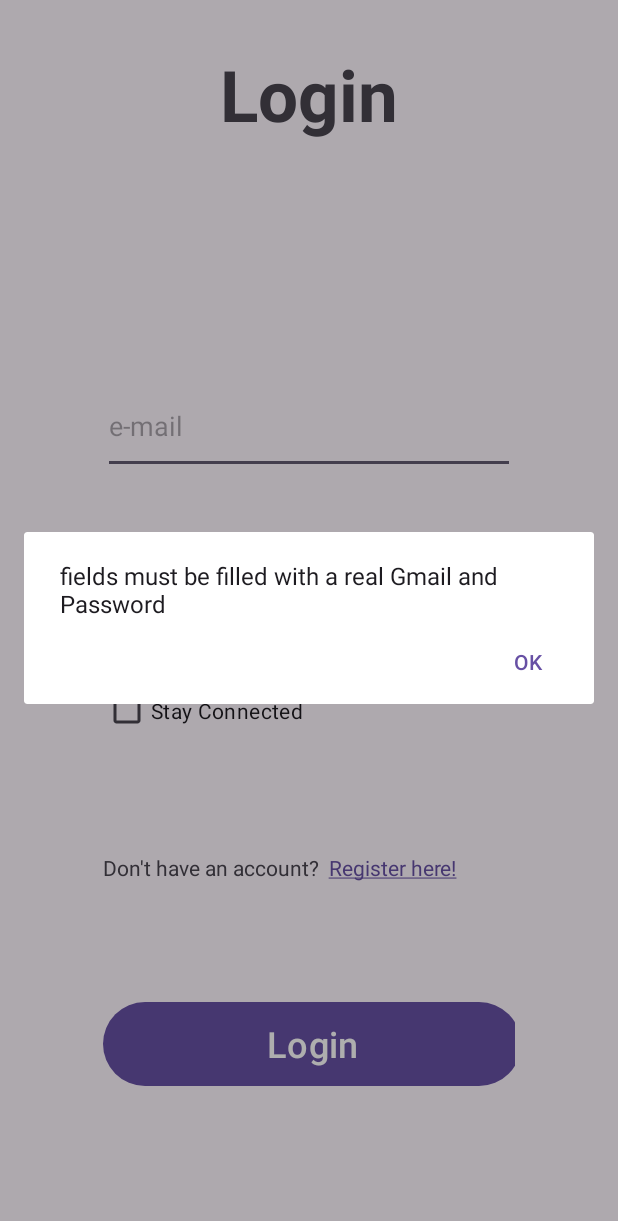
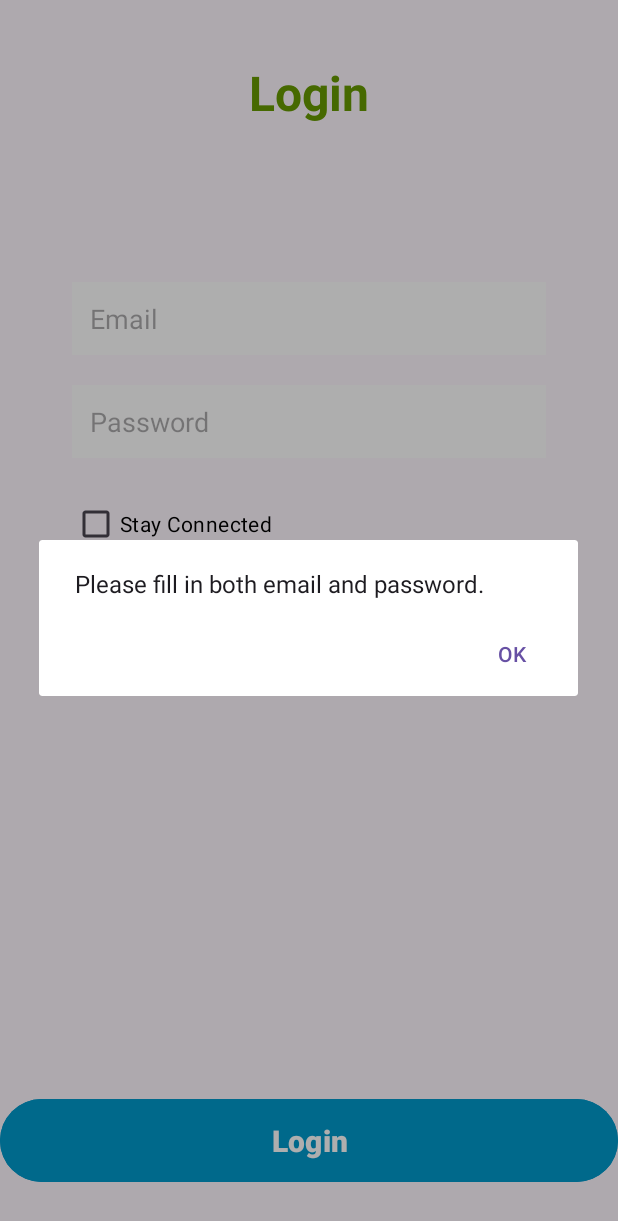
Before and after one commit to za6200/CourtMaster, an Android app: the screen it shows after launch (Registration), after a tap on "Login", on a phone screen of 412 x 824 dp. Shown: the top 1221 px of the screen. Run offline under Robolectric (Android 15) with nearby library versions, the phone set to English and light mode, and no system bars; our stand-ins replace Firebase (no records; nobody signed in at launch, a user with empty details on screens opened directly).

Commit message:
changed login and register format

```diff
--- a/app/src/main/java/com/example/courtmaster/Registration.java
+++ b/app/src/main/java/com/example/courtmaster/Registration.java
@@ -1,23 +1,15 @@
 package com.example.courtmaster;
 
-import static com.example.courtmaster.FBRef.*;
-
 import androidx.annotation.NonNull;
-import androidx.annotation.Nullable;
 import androidx.appcompat.app.AlertDialog;
 import androidx.appcompat.app.AppCompatActivity;
 
-import android.app.Activity;
 import android.app.ProgressDialog;
-import android.content.DialogInterface;
 import android.content.Intent;
 import android.content.SharedPreferences;
 import android.os.Bundle;
-import android.text.SpannableString;
-import android.text.Spanned;
-import android.text.method.LinkMovementMethod;
-import android.text.style.ClickableSpan;
 import android.util.Log;
+import android.util.Patterns;
 import android.view.View;
 import android.widget.Button;
 import android.widget.CheckBox;
@@ -25,64 +17,66 @@ import android.widget.EditText;
 import android.widget.TextView;
 import android.widget.Toast;
 
-import com.google.android.gms.tasks.OnCompleteListener;
-import com.google.android.gms.tasks.Task;
-import com.google.firebase.auth.AuthResult;
 import com.google.firebase.auth.FirebaseAuth;
 import com.google.firebase.auth.FirebaseAuthUserCollisionException;
 import com.google.firebase.auth.FirebaseUser;
-import com.google.firebase.database.DataSnapshot;
 import com.google.firebase.database.DatabaseReference;
-
 import com.google.firebase.database.FirebaseDatabase;
 
 import java.util.ArrayList;
-import java.util.List;
 
 public class Registration extends AppCompatActivity {
 
-    private TextView tVtitle, tVregister;
+    private static final String TAG = "Registration";
+
+    // Firebase References
+    private DatabaseReference refDatabase;
+    private FirebaseAuth refAuth;
+
+    // UI Elements
+    private TextView tVtitle;
     private EditText eTname, eTemail, eTpass;
     private CheckBox cBstayconnect;
-    private Button btn;
+    private Button btn, btnSwitchToRegister;
 
+    // Logic Fields
     private String name, email, password, uid;
+    private Boolean stayConnect, isLoginMode;
+    private SharedPreferences settings;
+
     private User userdb;
-    private Boolean stayConnect, registered;
-    private SharedPreferences settings;
-    private final int REQUEST_CODE = 100;
-    Intent si;
 
     @Override
     protected void onCreate(Bundle savedInstanceState) {
         super.onCreate(savedInstanceState);
         setContentView(R.layout.activity_registration);
-        si = new Intent(Registration.this, MainScreen.class);
 
+        // Initialize Firebase references
+        refAuth = FirebaseAuth.getInstance();
+        refDatabase = FirebaseDatabase.getInstance().getReference();
+
+        initViews();
         settings = getSharedPreferences("stayConnect", MODE_PRIVATE);
-        initViews();
+
+        // Default states
         stayConnect = false;
-        registered = true;
-        regoption();
-    }
+        isLoginMode = true;
 
-    private void initViews() {
-        tVtitle = findViewById(R.id.tVtitle);
-        eTname = findViewById(R.id.eTname);
-        eTemail = findViewById(R.id.eTemail);
-        eTpass = findViewById(R.id.eTpass);
-        cBstayconnect = findViewById(R.id.cBstayconnect);
-        tVregister = findViewById(R.id.tVregister);
-        btn = findViewById(R.id.login);
+        // Show login UI by default
+        toggleMode(true);
+
+        // Set click listener to toggle between Login and Register
+        btnSwitchToRegister.setOnClickListener(this::switchToRegister);
     }
 
     @Override
     protected void onStart() {
         super.onStart();
-        Boolean isChecked = settings.getBoolean("stayConnect", false);
+        boolean isChecked = settings.getBoolean("stayConnect", false);
         if (refAuth.getCurrentUser() != null && isChecked) {
             FBRef.getUser(refAuth.getCurrentUser());
             stayConnect = true;
+            Intent si = new Intent(Registration.this, MainScreen.class);
             si.putExtra("isNewUser", false);
             startActivity(si);
         }
@@ -94,125 +88,143 @@ public class Registration extends AppCompatActivity {
         if (stayConnect) finish();
     }
 
-    private void regoption() {
-        SpannableString ss = new SpannableString("Don't have an account?  Register here!");
-        ClickableSpan span = new ClickableSpan() {
-            @Override
-            public void onClick(View textView) {
-                tVtitle.setText("Register");
-                eTname.setVisibility(View.VISIBLE);
-                btn.setText("Register");
-                registered = false;
-                logoption();
-            }
-        };
-        ss.setSpan(span, 24, 38, Spanned.SPAN_EXCLUSIVE_EXCLUSIVE);
-        tVregister.setText(ss);
-        tVregister.setMovementMethod(LinkMovementMethod.getInstance());
+    private void initViews() {
+        tVtitle = findViewById(R.id.tVtitle);
+        eTname = findViewById(R.id.eTname);
+        eTemail = findViewById(R.id.eTemail);
+        eTpass = findViewById(R.id.eTpass);
+        cBstayconnect = findViewById(R.id.cBstayconnect);
+        btn = findViewById(R.id.login);
+        btnSwitchToRegister = findViewById(R.id.RegisterBtn);
     }
 
-    private void logoption() {
-        SpannableString ss = new SpannableString("Already have an account?  Login here!");
-        ClickableSpan span = new ClickableSpan() {
-            @Override
-            public void onClick(View textView) {
-                tVtitle.setText("Login");
-                eTname.setVisibility(View.INVISIBLE);
-                btn.setText("Login");
-                registered = true;
-                regoption();
-            }
-        };
-        ss.setSpan(span, 26, 37, Spanned.SPAN_EXCLUSIVE_EXCLUSIVE);
-        tVregister.setText(ss);
-        tVregister.setMovementMethod(LinkMovementMethod.getInstance());
+    private void toggleMode(boolean isLogin) {
+        isLoginMode = isLogin;
+        tVtitle.setText(isLogin ? "Login" : "Register");
+        eTname.setVisibility(isLogin ? View.INVISIBLE : View.VISIBLE);
+        btn.setText(isLogin ? "Login" : "Register");
+        btnSwitchToRegister.setText(isLogin ? "Switch to Register" : "Switch to Login");
     }
 
-    public void logorreg(View view) {
-        if (registered) {
+    public void onLoginOrRegisterClick(View view) {
+        if (isLoginMode) {
+            loginUser();
+        } else {
+            registerUser();
+        }
+    }
+
+    private void loginUser() {
         email = eTemail.getText().toString();
         password = eTpass.getText().toString();
 
-            if(email.equals("") || password.equals(""))
-            {
-                showAlertDialog("fields must be filled with a real Gmail and Password");
+        if (email.isEmpty() || password.isEmpty()) {
+            showAlertDialog("Please fill in both email and password.");
+            return;
+        }
+        if (!android.util.Patterns.EMAIL_ADDRESS.matcher(email).matches()) {
+            showAlertDialog("Invalid email format.");
             return;
         }
 
         final ProgressDialog pd = ProgressDialog.show(this, "Login", "Connecting...", true);
         refAuth.signInWithEmailAndPassword(email, password)
-                    .addOnCompleteListener(this, new OnCompleteListener<AuthResult>() {
-                        @Override
-                        public void onComplete(@NonNull Task<AuthResult> task) {
+                .addOnCompleteListener(this, task -> {
                     pd.dismiss();
                     if (task.isSuccessful()) {
                         FBRef.getUser(refAuth.getCurrentUser());
-                                Log.d("MainActivity", "signinUserWithEmail:success");
-                                Toast.makeText(Registration.this, "Login Success", Toast.LENGTH_SHORT).show();
+                        Log.d(TAG, "signInWithEmail: success");
+                        Toast.makeText(Registration.this, "Login Success!", Toast.LENGTH_SHORT).show();
+
                         SharedPreferences.Editor editor = settings.edit();
                         editor.putBoolean("stayConnect", cBstayconnect.isChecked());
                         editor.apply();
-                                Intent MainScreen = new Intent(Registration.this, MainScreen.class);
-                                startActivity(MainScreen);
+
+                        Intent mainScreenIntent = new Intent(Registration.this, MainScreen.class);
+                        startActivity(mainScreenIntent);
                     } else {
-                                Log.d("MainActivity", "signinUserWithEmail:fail");
-                                showAlertDialog("e-mail or password are wrong!");
-                            }
+                        Log.d(TAG, "signInWithEmail: failure", task.getException());
+                        showAlertDialog("E-mail or password are incorrect.");
                     }
                 });
-        } else {
+    }
+
+    private void registerUser() {
         name = eTname.getText().toString();
         email = eTemail.getText().toString();
         password = eTpass.getText().toString();
-            if(name.equals(""))
-            {
-                showAlertDialog("Name must be filled");
+
+        if (name.isEmpty()) {
+            showAlertDialog("Name must be filled.");
+            return;
+        }
+        if (email.isEmpty() || password.isEmpty()) {
+            showAlertDialog("Please fill in both email and password.");
+            return;
+        }
+        if (!Patterns.EMAIL_ADDRESS.matcher(email).matches()) {
+            showAlertDialog("Invalid email format.");
+            return;
+        }
+        if (password.length() < 6) {
+            showAlertDialog("Password must be at least 6 characters long.");
             return;
         }
 
         final ProgressDialog pd = ProgressDialog.show(this, "Register", "Registering...", true);
         refAuth.createUserWithEmailAndPassword(email, password)
-                    .addOnCompleteListener(this, new OnCompleteListener<AuthResult>() {
-                        @Override
-                        public void onComplete(@NonNull Task<AuthResult> task) {
+                .addOnCompleteListener(this, task -> {
                     pd.dismiss();
                     if (task.isSuccessful()) {
                         FirebaseUser user = refAuth.getCurrentUser();
-                                FBRef.getUser(user);
+                        if (user != null) {
                             uid = user.getUid();
-                                List<Training_Program> userPrograms = new ArrayList<>();
-                                userdb = new User(uid, name, userPrograms);
-                                Toast.makeText(Registration.this, "Successful registration", Toast.LENGTH_SHORT).show();
-                                Intent MainScreen = new Intent(Registration.this, MainScreen.class);
-                                startActivity(MainScreen);
+                            userdb = new User(uid, name, new ArrayList<>());
+
+                            refDatabase.child("Users").child(uid).setValue(userdb)
+                                    .addOnCompleteListener(saveTask -> {
+                                        if (saveTask.isSuccessful()) {
+                                            Toast.makeText(Registration.this, "Registration successful!", Toast.LENGTH_SHORT).show();
+                                            Log.d(TAG, "createUserWithEmail: success");
+
+                                            SharedPreferences.Editor editor = settings.edit();
+                                            editor.putBoolean("stayConnect", cBstayconnect.isChecked());
+                                            editor.apply();
+
+                                            startActivity(new Intent(Registration.this, MainScreen.class));
                                         } else {
-                                if (task.getException() instanceof FirebaseAuthUserCollisionException)
-                                    Toast.makeText(Registration.this, "User with e-mail already exist!", Toast.LENGTH_SHORT).show();
-                                else {
-                                    Log.w("MainActivity", "createUserWithEmail:failure", task.getException());
-                                    showAlertDialog("User create failed.");
-                                }
-                            }
+
+                                            showAlertDialog("failed to add user");
                                         }
                                     });
                         }
+                    } else {
+                        showAlertDialog("User with this e-mail already exists!");
                     }
+                });
 
-    @Override
-    protected void onActivityResult(int requestCode, int resultCode, @Nullable Intent data) {
-        super.onActivityResult(requestCode, resultCode, data);
-        // Removed activeYear logic from onActivityResult
     }
 
     private void showAlertDialog(String message) {
         AlertDialog.Builder builder = new AlertDialog.Builder(this);
         builder.setMessage(message)
                 .setCancelable(false)
-                .setPositiveButton("OK", new DialogInterface.OnClickListener() {
-                    public void onClick(DialogInterface dialog, int id) {
+                .setPositiveButton("OK", (dialog, id) -> {})
+                .show();
     }
-                });
-        AlertDialog alert = builder.create();
-        alert.show();
+
+    public void switchToRegister(View view) {
+        toggleMode(!isLoginMode); // Dynamically toggle between Login and Register
+    }
+
+    public void LoginOrRegister(View view) {
+        if(btn.getText().toString().equals("Login"))
+        {
+            loginUser();
+        }
+        else
+        {
+            registerUser();
         }
     }
+}
--- a/app/src/main/res/layout/activity_registration.xml
+++ b/app/src/main/res/layout/activity_registration.xml
@@ -1,146 +1,115 @@
 <?xml version="1.0" encoding="utf-8"?>
-<LinearLayout xmlns:android="http://schemas.android.com/apk/res/android"
+<androidx.constraintlayout.widget.ConstraintLayout
+    xmlns:android="http://schemas.android.com/apk/res/android"
     xmlns:app="http://schemas.android.com/apk/res-auto"
     xmlns:tools="http://schemas.android.com/tools"
+    android:id="@+id/rootLayout"
     android:layout_width="match_parent"
     android:layout_height="match_parent"
-    tools:context=".Activities.LoginActivity">
-
-    <Space
-        android:layout_width="0dp"
-        android:layout_height="match_parent"
-        android:layout_weight="1" />
-
-    <LinearLayout
-        android:layout_width="0dp"
-        android:layout_height="match_parent"
-        android:layout_weight="4"
-        android:orientation="vertical">
-
-        <Space
-            android:layout_width="match_parent"
-            android:layout_height="0dp"
-            android:layout_weight="0.5" />
+    tools:context=".Registration">
 
     <TextView
-            android:layout_width="match_parent"
-            android:layout_height="0dp"
-            android:layout_weight="1"
+        android:id="@+id/tVtitle"
+        android:layout_width="wrap_content"
+        android:layout_height="wrap_content"
+        android:text="Login"
+        android:textSize="32sp"
+        android:textStyle="bold"
+        android:textColor="@android:color/holo_green_dark"
         android:gravity="center"
-            android:id="@+id/tVtitle"
-            android:text="Login"
-            android:autoSizeTextType="uniform"
-            android:textStyle="bold" />
-
-        <Space
-            android:layout_width="match_parent"
-            android:layout_height="0dp"
-            android:layout_weight="1" />
+        app:layout_constraintTop_toTopOf="parent"
+        app:layout_constraintLeft_toLeftOf="parent"
+        app:layout_constraintRight_toRightOf="parent"
+        android:layout_marginTop="40dp" />
 
     <EditText
         android:id="@+id/eTname"
-            android:layout_width="match_parent"
-            android:layout_height="0dp"
-            android:layout_weight="1"
+        android:layout_width="0dp"
+        android:layout_height="wrap_content"
         android:visibility="invisible"
+        android:hint="Name"
+        android:inputType="textPersonName"
         android:ems="10"
-            android:hint="name"
-            android:inputType="textPersonName" />
-
-        <Space
-            android:layout_width="match_parent"
-            android:layout_height="0dp"
-            android:layout_weight="0.5" />
+        android:padding="12dp"
+        android:background="@android:color/white"
+        app:layout_constraintTop_toBottomOf="@+id/tVtitle"
+        app:layout_constraintLeft_toLeftOf="parent"
+        app:layout_constraintRight_toRightOf="parent"
+        android:layout_marginStart="48dp"
+        android:layout_marginEnd="48dp"
+        android:layout_marginTop="36dp" />
 
     <EditText
         android:id="@+id/eTemail"
-            android:layout_width="match_parent"
-            android:layout_height="0dp"
-            android:layout_weight="1"
+        android:layout_width="0dp"
+        android:layout_height="wrap_content"
+        android:hint="Email"
+        android:inputType="textEmailAddress"
         android:ems="10"
-            android:hint="e-mail"
-            android:inputType="textEmailAddress" />
-
-        <Space
-            android:layout_width="match_parent"
-            android:layout_height="0dp"
-            android:layout_weight="0.5" />
+        android:padding="12dp"
+        android:background="@android:color/white"
+        app:layout_constraintTop_toBottomOf="@+id/eTname"
+        app:layout_constraintLeft_toLeftOf="parent"
+        app:layout_constraintRight_toRightOf="parent"
+        android:layout_marginStart="48dp"
+        android:layout_marginEnd="48dp"
+        android:layout_marginTop="20dp" />
 
     <EditText
         android:id="@+id/eTpass"
-            android:layout_width="match_parent"
-            android:layout_height="0dp"
-            android:layout_weight="1"
+        android:layout_width="0dp"
+        android:layout_height="wrap_content"
+        android:hint="Password"
+        android:inputType="textPassword"
         android:ems="10"
-            android:hint="password"
-            android:inputType="textPassword" />
-
-        <Space
-            android:layout_width="match_parent"
-            android:layout_height="0dp"
-            android:layout_weight="0.5" />
+        android:padding="12dp"
+        android:background="@android:color/white"
+        app:layout_constraintTop_toBottomOf="@+id/eTemail"
+        app:layout_constraintLeft_toLeftOf="parent"
+        app:layout_constraintRight_toRightOf="parent"
+        android:layout_marginStart="48dp"
+        android:layout_marginEnd="48dp"
+        android:layout_marginTop="20dp" />
 
     <CheckBox
         android:id="@+id/cBstayconnect"
-            android:layout_width="match_parent"
-            android:layout_height="0dp"
-            android:layout_weight="1"
-            android:text="Stay Connected" />
+        android:layout_width="wrap_content"
+        android:layout_height="wrap_content"
+        android:text="Stay Connected"
+        android:textColor="@android:color/black"
+        app:layout_constraintTop_toBottomOf="@+id/eTpass"
+        app:layout_constraintLeft_toLeftOf="parent"
+        android:layout_marginStart="48dp"
+        android:layout_marginTop="20dp" />
 
-        <Space
-            android:layout_width="match_parent"
-            android:layout_height="0dp"
-            android:layout_weight="1" />
-
-        <TextView
-            android:id="@+id/tVregister"
-            android:layout_width="match_parent"
-            android:layout_height="0dp"
-            android:layout_weight="1" />
-
-        <Space
-            android:layout_width="match_parent"
-            android:layout_height="0dp"
-            android:layout_weight="0.5" />
-
-        <LinearLayout
-            android:layout_width="match_parent"
-            android:layout_height="0dp"
-            android:layout_weight="1"
-            android:orientation="horizontal">
-
-            <Space
-                android:layout_width="0dp"
-                android:layout_height="match_parent"
-                android:layout_weight="7" />
+    <Button
+        android:id="@+id/RegisterBtn"
+        android:layout_width="wrap_content"
+        android:layout_height="wrap_content"
+        android:text="Switch to Register"
+        android:textSize="14sp"
+        android:textColor="@android:color/white"
+        android:backgroundTint="@android:color/holo_orange_dark"
+        app:layout_constraintTop_toBottomOf="@+id/cBstayconnect"
+        app:layout_constraintLeft_toLeftOf="parent"
+        app:layout_constraintRight_toRightOf="parent"
+        android:layout_marginTop="20dp"
+        android:onClick="switchToRegister" />
 
     <Button
         android:id="@+id/login"
-                android:layout_width="281dp"
-                android:layout_height="match_parent"
-                android:layout_gravity="center"
-                android:layout_weight="5"
-                android:gravity="center"
-                android:onClick="logorreg"
+        android:layout_width="0dp"
+        android:layout_height="wrap_content"
+        android:layout_marginBottom="32dp"
+        android:backgroundTint="@android:color/holo_blue_dark"
+        android:onClick="LoginOrRegister"
+        android:padding="14dp"
         android:text="Login"
-                android:textSize="24sp" />
+        android:textColor="@android:color/white"
+        android:textSize="20sp"
+        android:textStyle="bold"
+        app:layout_constraintBottom_toBottomOf="parent"
+        app:layout_constraintLeft_toLeftOf="parent"
+        app:layout_constraintRight_toRightOf="parent" />
 
-            <Space
-                android:layout_width="0dp"
-                android:layout_height="match_parent"
-                android:layout_weight="1" />
-
-        </LinearLayout>
-
-        <Space
-            android:layout_width="match_parent"
-            android:layout_height="0dp"
-            android:layout_weight="1.5" />
-    </LinearLayout>
-
-    <Space
-        android:layout_width="0dp"
-        android:layout_height="match_parent"
-        android:layout_weight="1" />
-
-</LinearLayout>
+</androidx.constraintlayout.widget.ConstraintLayout>
```
Lines whose indentation alone changed are shown as unchanged.
